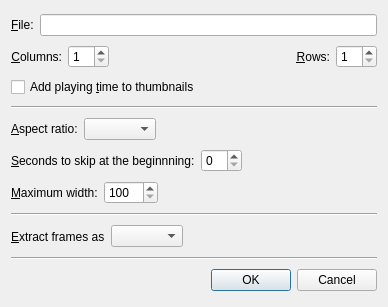
Qt form src/videopreview/videopreviewconfigdialog.ui (wilbert2000/wzplayer) before a commit.
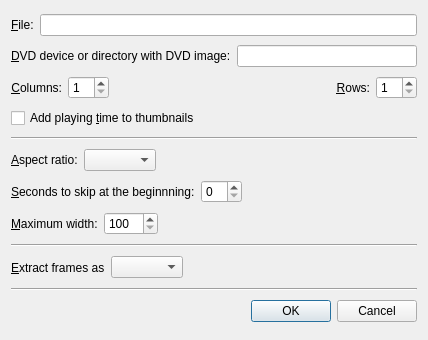
The same form after that commit. Custom widgets are drawn as their Qt base class.

Patch:
```diff
--- a/src/videopreview/videopreviewconfigdialog.ui
+++ b/src/videopreview/videopreviewconfigdialog.ui
@@ -5,8 +5,8 @@
    <rect>
     <x>0</x>
     <y>0</y>
-    <width>388</width>
-    <height>307</height>
+    <width>428</width>
+    <height>340</height>
    </rect>
   </property>
   <property name="windowTitle" >
@@ -30,6 +30,23 @@
      </item>
     </layout>
    </item>
+   <item>
+    <layout class="QHBoxLayout" >
+     <item>
+      <widget class="QLabel" name="dvd_device_label" >
+       <property name="text" >
+        <string>&amp;DVD device or directory with DVD image:</string>
+       </property>
+       <property name="buddy" >
+        <cstring>dvd_device_edit</cstring>
+       </property>
+      </widget>
+     </item>
+     <item>
+      <widget class="QLineEdit" name="dvd_device_edit" />
+     </item>
+    </layout>
+   </item>
    <item>
     <layout class="QHBoxLayout" >
      <item>
```
Left out of the diff: 1 changed line with no effect on the pictures.
